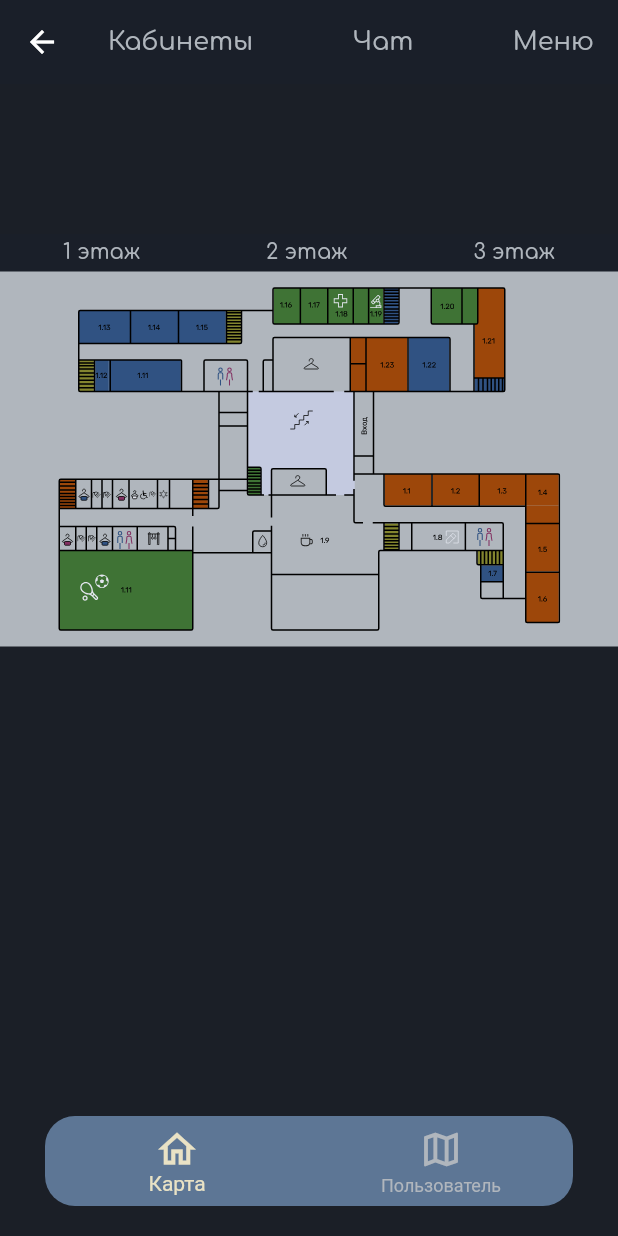
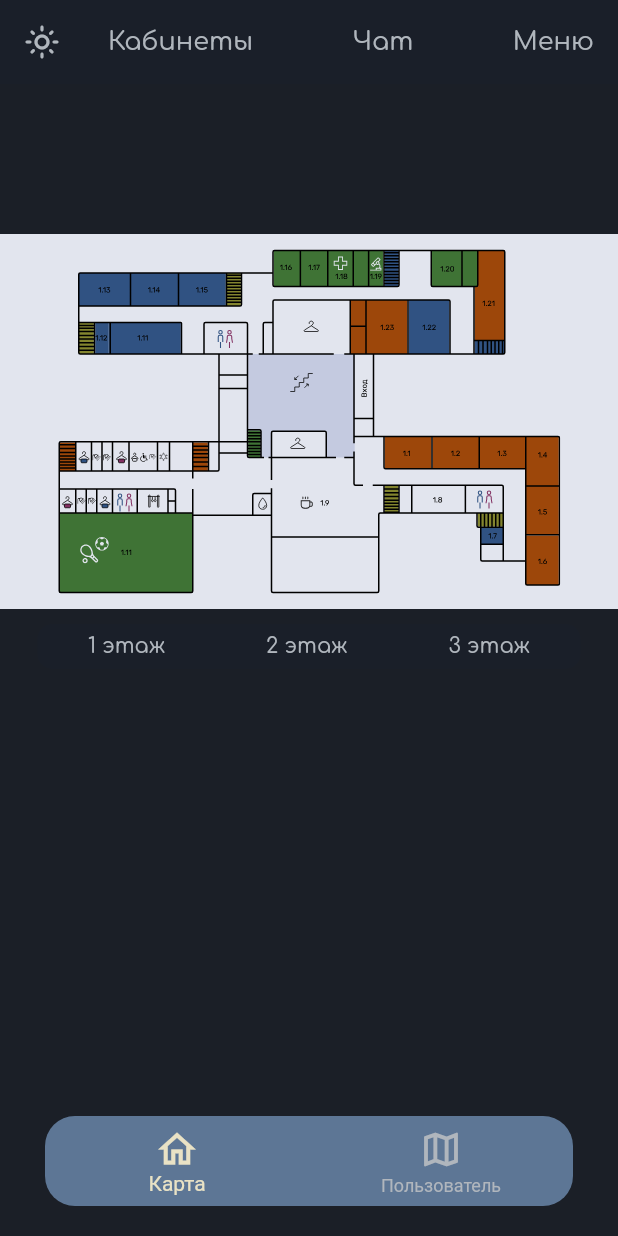
Before and after one commit to DutkinTE/MPIT, a Flutter app: the Screen screen opened directly, on a phone screen of 412 x 824 dp. Run offline on Flutter 3.47's test engine with Material 2 defaults, Android fonts, the phone set to English and light mode, and no system bars; our stand-ins replace bloc, cloud_firestore, email_validator, firebase_auth, firebase_core, flutter_chat_types and 1 more; missing offline and left inert: flutter_firebase_chat_core; accounts and stored records are empty; project files that could hold a hidden picture were left out.

Commit message:
Добавлено много дополнительных функций

```diff
--- a/lib/data/admin.dart
+++ b/lib/data/admin.dart
@@ -14,7 +14,7 @@ List<Map<String, dynamic>> admin2 = [
     "uid": ""
   },
   {
-    "email": "test2@mail.ru",
+    "email": "milanalapteva39@gmail.com",
     "name": "Милана",
     "lastName": "Лаптева",
     "uid": ""
--- a/lib/data/colors.dart
+++ b/lib/data/colors.dart
@@ -1,7 +1,8 @@
 import 'package:flutter/material.dart';
+
 
 Color background = Color.fromRGBO(27, 31, 39, 1);
 Color textColor = Color.fromRGBO(176, 182, 189, 1);
 Color appColor = Color.fromRGBO(26, 31, 41, 1);
-Color mapColor = Color.fromRGBO(176, 182, 189, 1);
+Color mapColor = textColor;
 Color enableColor = Color.fromRGBO(233, 226, 197, 1);
--- a/lib/pages/account_screen.dart
+++ b/lib/pages/account_screen.dart
@@ -22,6 +22,7 @@ class _AccountScreenState extends State<AccountScreen> {
   TextEditingController firstNameTextInputController = TextEditingController();
   TextEditingController secondNameTextInputController = TextEditingController();
   final formKey = GlobalKey<FormState>();
+
 
   @override
   void dispose() {
--- a/lib/var/var.dart
+++ b/lib/var/var.dart
@@ -1 +1,2 @@
 int selectedIndex = 0;
+bool darkMode = true;
--- a/lib/widgets/main_body.dart
+++ b/lib/widgets/main_body.dart
@@ -26,54 +26,9 @@ class _MainBodyState extends State<MainBody> {
             child: Column(
               children: [
 
+
                 Container(
-                  height: 25,
-                  color: appColor,
-                  child: Row(
-                    mainAxisAlignment: MainAxisAlignment.spaceAround,
-                    children: [
-                      GestureDetector(
-                        onTap: () {
-                          setState(() {
-                            currentIndex = 0;
-                          });
-                        },
-                        child: Center(
-                            child: Text(
-                          '1 этаж',
-                          style: TextStyle(
-                              fontFamily: 'comfortaa', color: textColor),
-                        )),
-                      ),
-                      GestureDetector(
-                        onTap: () {
-                          setState(() {
-                            currentIndex = 1;
-                          });
-                        },
-                        child: Center(
-                            child: Text('2 этаж',
-                                style: TextStyle(
-                                    fontFamily: 'comfortaa',
-                                    color: textColor))),
-                      ),
-                      GestureDetector(
-                        onTap: () {
-                          setState(() {
-                            currentIndex = 2;
-                          });
-                        },
-                        child: Center(
-                            child: Text('3 этаж',
-                                style: TextStyle(
-                                    fontFamily: 'comfortaa',
-                                    color: textColor))),
-                      ),
-                    ],
-                  ),
-                ),
-                Container(
-                  color: mapColor,
+                  color: Color.fromRGBO(226, 229, 238, 1),
                   child: Padding(
                     padding: const EdgeInsets.only(top: 10.0, bottom: 10),
                     child: Center(
@@ -3462,6 +3417,61 @@ class _MainBodyState extends State<MainBody> {
                     ),
                   ),
                 ),
+
+                SizedBox(height: 10,),
+                Padding(
+                  padding: const EdgeInsets.only(left: 25.0, right: 25),
+                  child: Container(
+                    decoration: BoxDecoration(
+color: appColor,
+borderRadius: BorderRadius.all(Radius.circular(10))
+                    ),
+                    height: 30,
+
+                    child: Row(
+                      mainAxisAlignment: MainAxisAlignment.spaceAround,
+                      children: [
+                        GestureDetector(
+                          onTap: () {
+                            setState(() {
+                              currentIndex = 0;
+                            });
+                          },
+                          child: Center(
+                              child: Text(
+                            '1 этаж',
+                            style: TextStyle(
+                                fontFamily: 'comfortaa', color: textColor),
+                          )),
+                        ),
+                        GestureDetector(
+                          onTap: () {
+                            setState(() {
+                              currentIndex = 1;
+                            });
+                          },
+                          child: Center(
+                              child: Text('2 этаж',
+                                  style: TextStyle(
+                                      fontFamily: 'comfortaa',
+                                      color: textColor))),
+                        ),
+                        GestureDetector(
+                          onTap: () {
+                            setState(() {
+                              currentIndex = 2;
+                            });
+                          },
+                          child: Center(
+                              child: Text('3 этаж',
+                                  style: TextStyle(
+                                      fontFamily: 'comfortaa',
+                                      color: textColor))),
+                        ),
+                      ],
+                    ),
+                  ),
+                ),
               ],
             ),
           );
```
Also changed, not shown: lib/data/lists.dart (added, +8 -0 lines), lib/pages/description.dart (+18 -17 lines), lib/pages/main_screen.dart (+16 -1 lines), lib/pages/menu_screen.dart (added, +52 -0 lines), lib/widgets/account_body.dart (+5 -3 lines).
